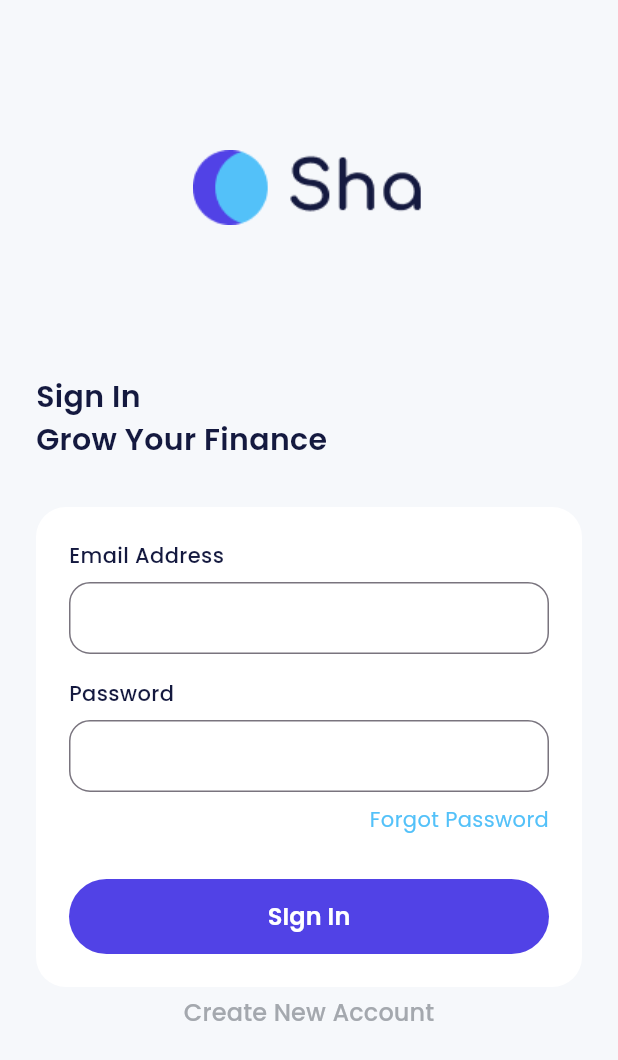
After one commit to afrizzal/payments, a Flutter app: the SignInPage screen opened directly, on a phone screen of 412 x 824 dp. The commit adds this screen. Shown: the top 1060 px of the screen. Run offline on Flutter 3.47's test engine with Material 3 defaults, Android fonts, the phone set to English and light mode, and no system bars; our stand-ins replace carousel_slider, google_fonts.

Commit message:
sign-in pages

```diff
--- a/lib/ui/pages/onboarding_page.dart
+++ b/lib/ui/pages/onboarding_page.dart
@@ -1,6 +1,8 @@
 import 'package:carousel_slider/carousel_slider.dart';
 import 'package:flutter/material.dart';
 import 'package:flutter_payments/shared/theme.dart';
+import 'package:flutter_payments/ui/pages/sign_in_page.dart';
+import 'package:flutter_payments/ui/widgets/buttons.dart';
 
 class OnboardingPage extends StatefulWidget {
   const OnboardingPage({ Key? key}) : super(key: key);
@@ -95,28 +97,9 @@
                     currentIndex == 2 ?
                     Column(
                       children: [
-                        SizedBox(
-                        width: double.infinity,
-                        height: 50,
-                        child: TextButton(
-                          onPressed: () {
-                            carouselController.nextPage();
-                          },
-                          style: TextButton.styleFrom(
-                            backgroundColor: purpleColor,
-                            shape: RoundedRectangleBorder(
-                              borderRadius: BorderRadius.circular(56)
-                            ),
-                          ),
-                          child: Text(
-                            'Get Started',
-                            style: whiteTextStyle.copyWith(
-                              fontSize: 16,
-                              fontWeight: semiBold,
-                          ),
+                        CustomFilledButton(title: 'Get Started',
+                        onPressed: (){},
                         ),
-                      ),
-                    ),
                     const SizedBox(
                       height: 20,
                     ),
@@ -125,7 +108,7 @@
                         height: 24,
                         child: TextButton(
                           onPressed: () {
-
+                            Navigator.push(context, MaterialPageRoute(builder: (context) => const SignInPage(),),);
                           },
                           style: TextButton.styleFrom(
                             padding: EdgeInsets.zero,
--- /dev/null
+++ b/lib/ui/pages/sign_in_page.dart
@@ -0,0 +1,162 @@
+import 'package:flutter/material.dart';
+import 'package:flutter_payments/shared/theme.dart';
+
+class SignInPage extends StatelessWidget {
+  const SignInPage({Key? key}) : super(key:key);
+
+  @override
+  Widget build(BuildContext context) {
+    return  Scaffold(
+      backgroundColor: lightBackgroundColor,
+      body: ListView(
+        padding: const EdgeInsets.symmetric(
+          horizontal: 24,
+        ),
+        children: [
+          Container(
+            width: 155,
+            height: 50,
+            margin: const EdgeInsets.only(
+              top: 100,
+              bottom: 100,
+            ),
+            decoration: const BoxDecoration(
+              image: DecorationImage(
+                image: AssetImage(
+                  'assets/img_logo_light.png'
+                ),
+              ),
+            ),
+        ),
+              Text(
+              'Sign In\nGrow Your Finance',
+              style: blackTextStyle.copyWith(
+              fontSize: 20,
+              fontWeight: semiBold,
+            ),
+          ),
+          const SizedBox(
+            height: 30,
+          ),
+          Container(
+            padding: const EdgeInsets.all(22),
+            decoration: BoxDecoration
+            (borderRadius: BorderRadius.circular(20),
+            color: whiteColor,
+            ),
+            child: Column(
+              children: [
+                //EMAIL INPUT
+                Column(
+                  crossAxisAlignment: CrossAxisAlignment.start,
+                  children: [
+                    Text(
+                      'Email Address',
+                      style: blackTextStyle.copyWith(
+                        fontWeight: medium,
+                      ),
+                    ),
+                    const SizedBox(
+                      height: 8,
+                    ),
+                    TextFormField(
+                      decoration: InputDecoration(
+                        border: OutlineInputBorder(
+                          borderRadius: BorderRadius.circular(14),
+                          ),
+                          contentPadding: const EdgeInsets.all(12),
+                      ),
+                    )
+                  ],
+                ),
+                const SizedBox(
+                  height: 16,
+                ),
+                //PWD INPUT
+                Column(
+                  crossAxisAlignment: CrossAxisAlignment.start,
+                  children: [
+                    Text(
+                      'Password',
+                      style: blackTextStyle.copyWith(
+                        fontWeight: medium,
+                      ),
+                    ),
+                    const SizedBox(
+                      height: 8,
+                    ),
+                    TextFormField(
+                      obscureText: true,
+                      decoration: InputDecoration(
+                        border: OutlineInputBorder(
+                          borderRadius: BorderRadius.circular(14),
+                          ),
+                          contentPadding: const EdgeInsets.all(12),
+                      ),
+                    )
+                  ],
+                ),
+                const SizedBox(
+                  height: 8,
+                ),
+                Align(
+                  alignment: Alignment.centerRight,
+                  child: Text(
+                    'Forgot Password',
+                    style: blueTextStyle,
+                  ),
+                ),
+                const SizedBox(
+                  height: 30,
+                ),
+                SizedBox(
+                        width: double.infinity,
+                        height: 50,
+                        child: TextButton(
+                          onPressed: () {
+                            //BREAK
+                          },
+                          style: TextButton.styleFrom(
+                            backgroundColor: purpleColor,
+                            shape: RoundedRectangleBorder(
+                              borderRadius: BorderRadius.circular(56)
+                            ),
+                          ),
+                          child: Text(
+                            'SIgn In',
+                            style: whiteTextStyle.copyWith(
+                              fontSize: 16,
+                              fontWeight: semiBold,
+                          ),
+                        ),
+                      ),
+                    ),
+              ],
+            ),
+          ),
+          const SizedBox(
+            height: 5,
+          ),
+                        SizedBox(
+                        width: double.infinity,
+                        height: 24,
+                        child: TextButton(
+                          onPressed: () {
+                            // Navigator.push(context, MaterialPageRoute(builder: (context) => const SignInPage(),),);
+                          },
+                          style: TextButton.styleFrom(
+                            padding: EdgeInsets.zero,
+                            ),
+                          child: Text(
+                            'Create New Account',
+                            style: greyTextStyle.copyWith(
+                              fontSize: 16,
+                          ),
+                        ),
+                      ),
+                    ),
+      ],
+    ),
+    );
+  }
+}
--- /dev/null
+++ b/lib/ui/widgets/buttons.dart
@@ -0,0 +1,42 @@
+import 'package:flutter/material.dart';
+import 'package:flutter_payments/shared/theme.dart';
+
+class CustomFilledButton extends StatelessWidget {
+
+  final String title;
+  final double width;
+  final double height;
+  final VoidCallback onPressed;
+
+  const CustomFilledButton({
+    Key? key,
+    required this.title,
+    this.width = double.infinity,
+    this.height = 50,
+    required this.onPressed,
+    }) : super(key: key);
+
+  @override
+  Widget build(BuildContext context) {
+    return SizedBox(
+                        width: double.infinity,
+                        height: 50,
+                        child: TextButton(
+                          onPressed: onPressed,
+                          style: TextButton.styleFrom(
+                            backgroundColor: purpleColor,
+                            shape: RoundedRectangleBorder(
+                              borderRadius: BorderRadius.circular(56)
+                            ),
+                          ),
+                          child: Text(
+                            title,
+                            style: whiteTextStyle.copyWith(
+                              fontSize: 16,
+                              fontWeight: semiBold,
+                          ),
+                        ),
+                      ),
+                    );
+}
+}
```
